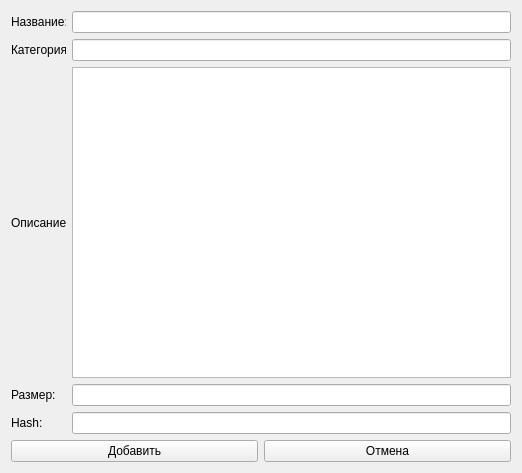
Above: ourtrack/addtorrent.ui from fhdns/ourtrack before the change. Below: the same form after it.
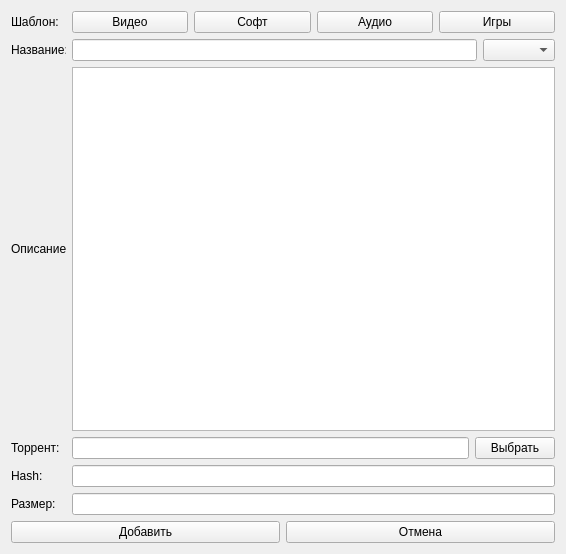
That is the form after the change.

Diff of the .ui file:
```diff
--- a/ourtrack/addtorrent.ui
+++ b/ourtrack/addtorrent.ui
@@ -6,8 +6,8 @@
    <rect>
     <x>0</x>
     <y>0</y>
-    <width>522</width>
-    <height>473</height>
+    <width>566</width>
+    <height>554</height>
    </rect>
   </property>
   <property name="windowTitle">
@@ -15,6 +15,67 @@
   </property>
   <layout class="QGridLayout" name="gridLayout">
    <item row="0" column="0">
+    <layout class="QHBoxLayout" name="horizontalLayout_7">
+     <item>
+      <widget class="QLabel" name="labelName_2">
+       <property name="sizePolicy">
+        <sizepolicy hsizetype="Fixed" vsizetype="Preferred">
+         <horstretch>0</horstretch>
+         <verstretch>0</verstretch>
+        </sizepolicy>
+       </property>
+       <property name="minimumSize">
+        <size>
+         <width>55</width>
+         <height>0</height>
+        </size>
+       </property>
+       <property name="maximumSize">
+        <size>
+         <width>55</width>
+         <height>16777215</height>
+        </size>
+       </property>
+       <property name="text">
+        <string>Шаблон:</string>
+       </property>
+      </widget>
+     </item>
+     <item>
+      <layout class="QHBoxLayout" name="horizontalLayout_2">
+       <item>
+        <widget class="QPushButton" name="ButtonVideoTemplate">
+         <property name="text">
+          <string>Видео</string>
+         </property>
+        </widget>
+       </item>
+       <item>
+        <widget class="QPushButton" name="ButtonSoftTemplate">
+         <property name="text">
+          <string>Софт</string>
+         </property>
+        </widget>
+       </item>
+       <item>
+        <widget class="QPushButton" name="ButtonAudioTemplate">
+         <property name="text">
+          <string>Аудио</string>
+         </property>
+        </widget>
+       </item>
+       <item>
+        <widget class="QPushButton" name="ButtonGameTemplate">
+         <property name="text">
+          <string>Игры</string>
+         </property>
+        </widget>
+       </item>
+      </layout>
+     </item>
+    </layout>
+   </item>
+   <item row="1" column="0">
     <layout class="QHBoxLayout" name="horizontalLayout">
      <item>
       <widget class="QLabel" name="labelName">
@@ -44,38 +105,13 @@
      <item>
       <widget class="QLineEdit" name="EditName"/>
      </item>
-    </layout>
-   </item>
-   <item row="1" column="0">
-    <layout class="QHBoxLayout" name="horizontalLayout_2">
      <item>
-      <widget class="QLabel" name="labelCategory">
-       <property name="sizePolicy">
-        <sizepolicy hsizetype="Fixed" vsizetype="Preferred">
-         <horstretch>0</horstretch>
-         <verstretch>0</verstretch>
-        </sizepolicy>
-       </property>
-       <property name="minimumSize">
-        <size>
-         <width>55</width>
-         <height>0</height>
-        </size>
-       </property>
-       <property name="maximumSize">
-        <size>
-         <width>55</width>
-         <height>16777215</height>
-        </size>
-       </property>
-       <property name="text">
-        <string>Категория:</string>
+      <widget class="QComboBox" name="CBoxCategory">
+       <property name="currentText">
+        <string/>
        </property>
       </widget>
      </item>
-     <item>
-      <widget class="QLineEdit" name="EditCategory"/>
-     </item>
     </layout>
    </item>
    <item row="2" column="0">
@@ -112,14 +148,25 @@
       </widget>
      </item>
      <item>
-      <widget class="QTextEdit" name="EditDescription"/>
+      <widget class="QTextEdit" name="EditDescription">
+       <property name="readOnly">
+        <bool>false</bool>
+       </property>
+       <property name="html">
+        <string notr="true">&lt;!DOCTYPE HTML PUBLIC &quot;-//W3C//DTD HTML 4.0//EN&quot; &quot;http://www.w3.org/TR/REC-html40/strict.dtd&quot;&gt;
+&lt;html&gt;&lt;head&gt;&lt;meta name=&quot;qrichtext&quot; content=&quot;1&quot; /&gt;&lt;style type=&quot;text/css&quot;&gt;
+p, li { white-space: pre-wrap; }
+&lt;/style&gt;&lt;/head&gt;&lt;body style=&quot; font-family:'MS Shell Dlg 2'; font-size:8.25pt; font-weight:400; font-style:normal;&quot;&gt;
+&lt;p style=&quot;-qt-paragraph-type:empty; margin-top:0px; margin-bottom:0px; margin-left:0px; margin-right:0px; -qt-block-indent:0; text-indent:0px; font-size:8pt;&quot;&gt;&lt;br /&gt;&lt;/p&gt;&lt;/body&gt;&lt;/html&gt;</string>
+       </property>
+      </widget>
      </item>
     </layout>
    </item>
    <item row="3" column="0">
-    <layout class="QHBoxLayout" name="horizontalLayout_5">
+    <layout class="QHBoxLayout" name="horizontalLayout_8">
      <item>
-      <widget class="QLabel" name="labelSize">
+      <widget class="QLabel" name="labelTorrent">
        <property name="sizePolicy">
         <sizepolicy hsizetype="Fixed" vsizetype="Preferred">
          <horstretch>0</horstretch>
@@ -132,19 +179,24 @@
          <height>0</height>
         </size>
        </property>
-       <property name="maximumSize">
-        <size>
-         <width>55</width>
-         <height>16777215</height>
-        </size>
-       </property>
        <property name="text">
-        <string>Размер:</string>
+        <string>Торрент:</string>
        </property>
       </widget>
      </item>
      <item>
-      <widget class="QLineEdit" name="EditSize"/>
+      <widget class="QLineEdit" name="EditPathTorrent">
+       <property name="readOnly">
+        <bool>true</bool>
+       </property>
+      </widget>
+     </item>
+     <item>
+      <widget class="QPushButton" name="ButtonOpenDialogTorrent">
+       <property name="text">
+        <string>Выбрать</string>
+       </property>
+      </widget>
      </item>
     </layout>
    </item>
@@ -176,11 +228,51 @@
       </widget>
      </item>
      <item>
-      <widget class="QLineEdit" name="EditHash"/>
+      <widget class="QLineEdit" name="EditHash">
+       <property name="readOnly">
+        <bool>true</bool>
+       </property>
+      </widget>
      </item>
     </layout>
    </item>
    <item row="5" column="0">
+    <layout class="QHBoxLayout" name="horizontalLayout_5">
+     <item>
+      <widget class="QLabel" name="labelSize">
+       <property name="sizePolicy">
+        <sizepolicy hsizetype="Fixed" vsizetype="Preferred">
+         <horstretch>0</horstretch>
+         <verstretch>0</verstretch>
+        </sizepolicy>
+       </property>
+       <property name="minimumSize">
+        <size>
+         <width>55</width>
+         <height>0</height>
+        </size>
+       </property>
+       <property name="maximumSize">
+        <size>
+         <width>55</width>
+         <height>16777215</height>
+        </size>
+       </property>
+       <property name="text">
+        <string>Размер:</string>
+       </property>
+      </widget>
+     </item>
+     <item>
+      <widget class="QLineEdit" name="EditSize">
+       <property name="readOnly">
+        <bool>true</bool>
+       </property>
+      </widget>
+     </item>
+    </layout>
+   </item>
+   <item row="6" column="0">
     <layout class="QHBoxLayout" name="horizontalLayout_6">
      <item>
       <widget class="QPushButton" name="ButtonAddTorrent">
```
